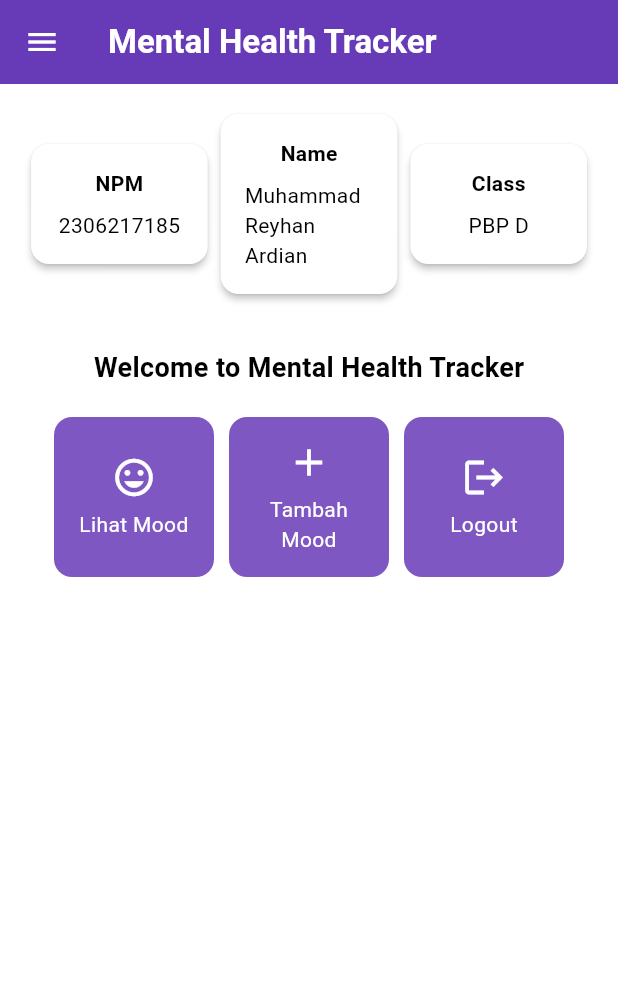
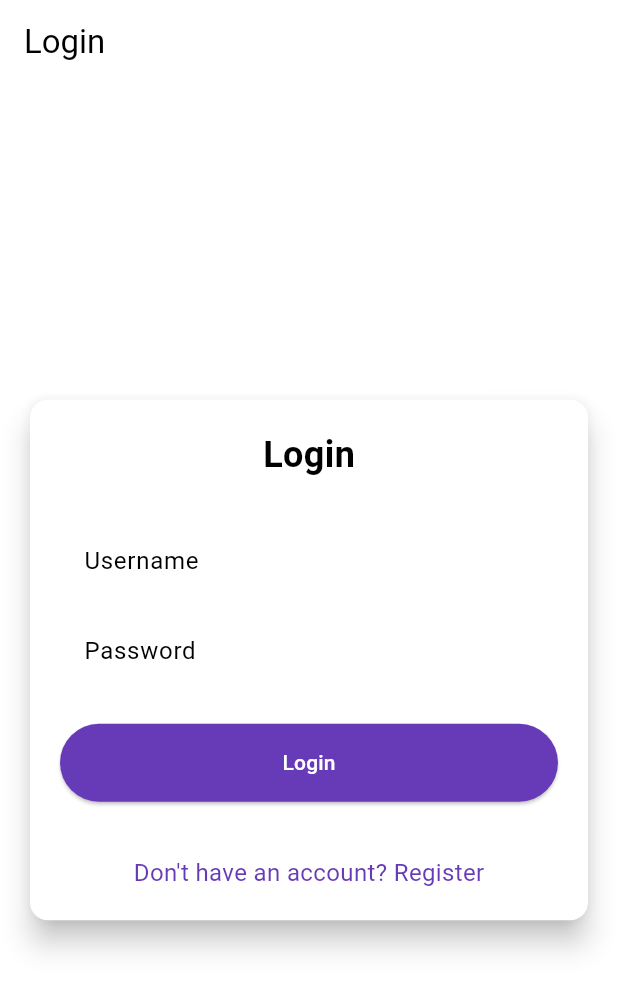
Before and after one commit to reyhanardian16/mental-health-tracker-mobile, a Flutter app: the screen it shows after launch, on a phone screen of 412 x 824 dp. Shown: the top 991 px of the screen. Run offline on Flutter 3.47's test engine with Material 3 defaults, Android fonts, the phone set to English and light mode, and no system bars; missing offline and left inert: pbp_django_auth.

Commit message:
tutorial 8

```diff
--- a/lib/main.dart
+++ b/lib/main.dart
@@ -1,5 +1,7 @@
 import 'package:flutter/material.dart';
-import 'package:mental_health_tracker/screens/menu.dart';
+import 'package:mental_health_tracker/screens/login.dart';
+import 'package:pbp_django_auth/pbp_django_auth.dart';
+import 'package:provider/provider.dart';
 
 void main() {
   runApp(const MyApp());
@@ -10,14 +12,20 @@ class MyApp extends StatelessWidget {
 
   @override
   Widget build(BuildContext context) {
-    return MaterialApp(
+    return Provider(
+      create: (_) {
+        CookieRequest request = CookieRequest();
+        return request;
+      },
+      child: MaterialApp(
       title: 'Flutter Demo',
       theme: ThemeData(
         colorScheme: ColorScheme.fromSwatch(
           primarySwatch: Colors.deepPurple,
         ).copyWith(secondary: Colors.deepPurple[400]),
       ),
-      home: MyHomePage(),
+      home: const LoginPage(),
+      )
     );
   }
 }
--- /dev/null
+++ b/lib/screens/login.dart
@@ -0,0 +1,180 @@
+import 'package:mental_health_tracker/screens/menu.dart';
+import 'package:flutter/material.dart';
+import 'package:pbp_django_auth/pbp_django_auth.dart';
+import 'package:provider/provider.dart';
+import 'package:mental_health_tracker/screens/register.dart';
+
+void main() {
+  runApp(const LoginApp());
+}
+
+class LoginApp extends StatelessWidget {
+  const LoginApp({super.key});
+
+  @override
+  Widget build(BuildContext context) {
+    return MaterialApp(
+      title: 'Login',
+      theme: ThemeData(
+        useMaterial3: true,
+        colorScheme: ColorScheme.fromSwatch(
+          primarySwatch: Colors.deepPurple,
+        ).copyWith(secondary: Colors.deepPurple[400]),
+      ),
+      home: const LoginPage(),
+    );
+  }
+}
+
+class LoginPage extends StatefulWidget {
+  const LoginPage({super.key});
+
+  @override
+  State<LoginPage> createState() => _LoginPageState();
+}
+
+class _LoginPageState extends State<LoginPage> {
+  final TextEditingController _usernameController = TextEditingController();
+  final TextEditingController _passwordController = TextEditingController();
+
+  @override
+  Widget build(BuildContext context) {
+    final request = context.watch<CookieRequest>();
+
+    return Scaffold(
+      appBar: AppBar(
+        title: const Text('Login'),
+      ),
+      body: Center(
+        child: SingleChildScrollView(
+          padding: const EdgeInsets.all(16.0),
+          child: Card(
+            elevation: 8,
+            shape: RoundedRectangleBorder(
+              borderRadius: BorderRadius.circular(12.0),
+            ),
+            child: Padding(
+              padding: const EdgeInsets.all(20.0),
+              child: Column(
+                mainAxisSize: MainAxisSize.min,
+                children: [
+                  const Text(
+                    'Login',
+                    style: TextStyle(
+                      fontSize: 24.0,
+                      fontWeight: FontWeight.bold,
+                    ),
+                  ),
+                  const SizedBox(height: 30.0),
+                  TextField(
+                    controller: _usernameController,
+                    decoration: const InputDecoration(
+                      labelText: 'Username',
+                      hintText: 'Enter your username',
+                      border: OutlineInputBorder(
+                        borderRadius: BorderRadius.all(Radius.circular(12.0)),
+                      ),
+                      contentPadding:
+                          EdgeInsets.symmetric(horizontal: 12.0, vertical: 8.0),
+                    ),
+                  ),
+                  const SizedBox(height: 12.0),
+                  TextField(
+                    controller: _passwordController,
+                    decoration: const InputDecoration(
+                      labelText: 'Password',
+                      hintText: 'Enter your password',
+                      border: OutlineInputBorder(
+                        borderRadius: BorderRadius.all(Radius.circular(12.0)),
+                      ),
+                      contentPadding:
+                          EdgeInsets.symmetric(horizontal: 12.0, vertical: 8.0),
+                    ),
+                    obscureText: true,
+                  ),
+                  const SizedBox(height: 24.0),
+                  ElevatedButton(
+                    onPressed: () async {
+                      String username = _usernameController.text;
+                      String password = _passwordController.text;
+
+                      // Cek kredensial
+                      // Untuk menyambungkan Android emulator dengan Django pada localhost,
+                      // gunakan URL http://10.0.2.2/
+                      final response = await request
+                          .login("http://mental_health_tracker/auth/login/", {
+                        'username': username,
+                        'password': password,
+                      });
+
+                      if (request.loggedIn) {
+                        String message = response['message'];
+                        String uname = response['username'];
+                        if (context.mounted) {
+                          Navigator.pushReplacement(
+                            context,
+                            MaterialPageRoute(
+                                builder: (context) => MyHomePage()),
+                          );
+                          ScaffoldMessenger.of(context)
+                            ..hideCurrentSnackBar()
+                            ..showSnackBar(
+                              SnackBar(
+                                  content:
+                                      Text("$message Selamat datang, $uname.")),
+                            );
+                        }
+                      } else {
+                        if (context.mounted) {
+                          showDialog(
+                            context: context,
+                            builder: (context) => AlertDialog(
+                              title: const Text('Login Gagal'),
+                              content: Text(response['message']),
+                              actions: [
+                                TextButton(
+                                  child: const Text('OK'),
+                                  onPressed: () {
+                                    Navigator.pop(context);
+                                  },
+                                ),
+                              ],
+                            ),
+                          );
+                        }
+                      }
+                    },
+                    style: ElevatedButton.styleFrom(
+                      foregroundColor: Colors.white,
+                      minimumSize: Size(double.infinity, 50),
+                      backgroundColor: Theme.of(context).colorScheme.primary,
+                      padding: const EdgeInsets.symmetric(vertical: 16.0),
+                    ),
+                    child: const Text('Login'),
+                  ),
+                  const SizedBox(height: 36.0),
+                  GestureDetector(
+                    onTap: () {
+                      Navigator.push(
+                        context,
+                        MaterialPageRoute(
+                            builder: (context) => const RegisterPage()),
+                      );
+                    },
+                    child: Text(
+                      'Don\'t have an account? Register',
+                      style: TextStyle(
+                        color: Theme.of(context).colorScheme.primary,
+                        fontSize: 16.0,
+                      ),
+                    ),
+                  ),
+                ],
+              ),
+            ),
+          ),
+        ),
+      ),
+    );
+  }
+}
--- a/lib/screens/moodentry_form.dart
+++ b/lib/screens/moodentry_form.dart
@@ -126,7 +126,8 @@ class _MoodEntryFormPageState extends State<MoodEntryFormPage> {
                                 crossAxisAlignment: CrossAxisAlignment.start,
                                 children: [
                                   Text('Mood: $_mood'),
-                                  // TODO: Munculkan value-value lainnya
+                                  Text('Feelings: $_feelings'),
+                                  Text('Intensity: $_moodIntensity')
                                 ],
                               ),
                             ),
--- a/pubspec.yaml
+++ b/pubspec.yaml
@@ -35,6 +35,8 @@ dependencies:
   # The following adds the Cupertino Icons font to your application.
   # Use with the CupertinoIcons class for iOS style icons.
   cupertino_icons: ^1.0.8
+  provider: ^6.1.2
+  pbp_django_auth: ^0.4.0
 
 dev_dependencies:
   flutter_test:
```
Also changed, not shown: lib/models/mood_entry.dart (added, +65 -0 lines), lib/screens/list_moodentry.dart (added, +89 -0 lines), lib/screens/register.dart (added, +165 -0 lines), lib/widgets/left_drawer.dart (+12 -0 lines), lib/widgets/mood_card.dart (+35 -2 lines), pubspec.lock, 1 other file.
